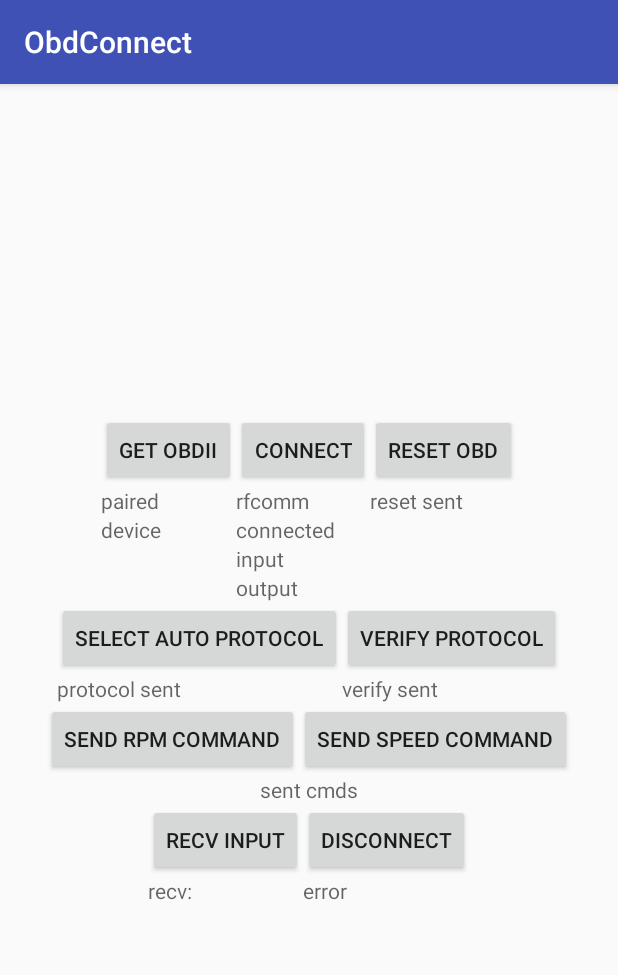
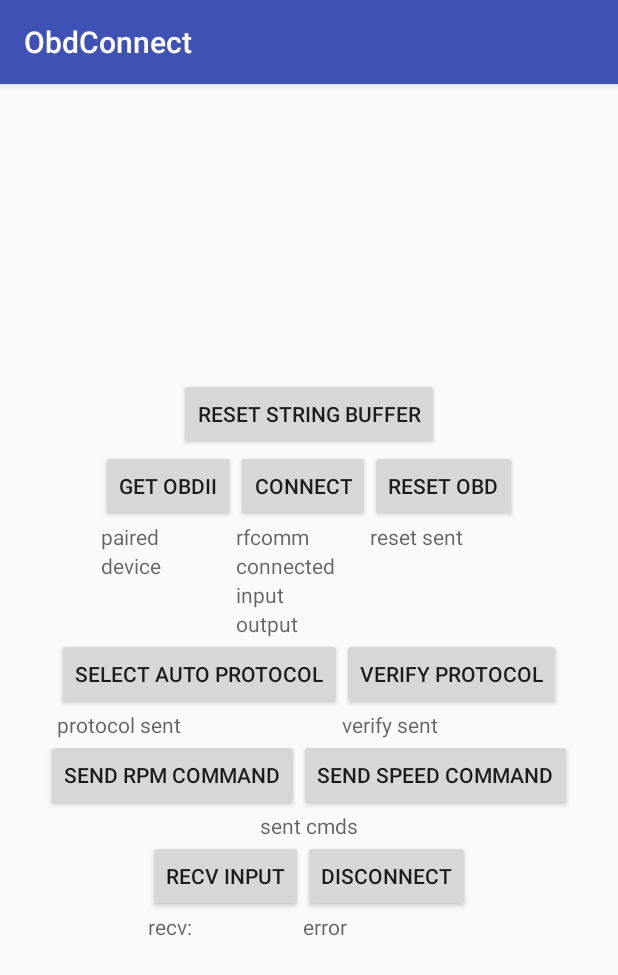
Before and after one commit to Aaronmb123/obdConnect, an Android app: the screen it shows after launch (MainActivity), on a phone screen of 412 x 824 dp. Shown: the top 975 px of the screen. Run offline under Robolectric (Android 15) with nearby library versions, the phone set to English and light mode, and no system bars.

Commit message:
flush buffer, reset string builder

```diff
--- a/app/src/main/res/layout/activity_main.xml
+++ b/app/src/main/res/layout/activity_main.xml
@@ -8,6 +8,12 @@
     android:orientation="vertical"
     android:gravity="center"
     tools:context="com.bakeaaro.obdconnect.MainActivity">
+
+    <Button
+        android:id="@+id/reset_str_buffer_button"
+        android:layout_width="wrap_content"
+        android:layout_height="wrap_content"
+        android:text="Reset String Buffer"/>
 
     <LinearLayout
         android:layout_width="wrap_content"
```
Also changed, not shown: app/src/main/java/com/bakeaaro/obdconnect/MainActivity.java (+52 -10 lines).
